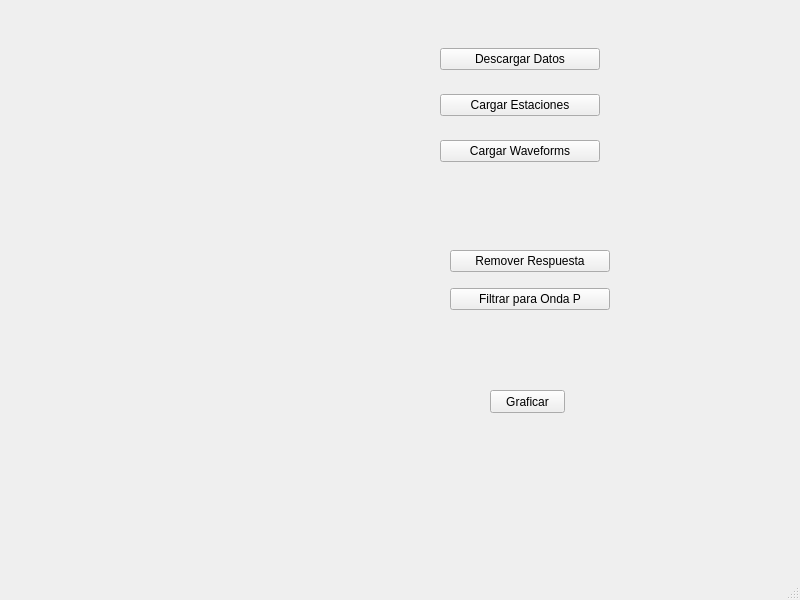
Above: qt/interfaz/main_windows.ui from DanielOrtega94/Proyecto-Python-Cientifico before the change. Below: the same form after it.
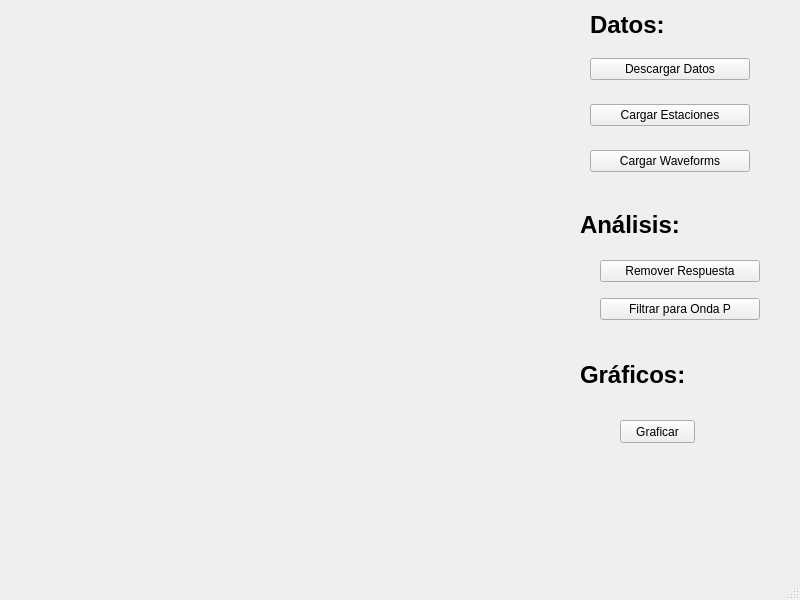
That is the form after the change.

What changed in the file:
```diff
--- a/qt/interfaz/main_windows.ui
+++ b/qt/interfaz/main_windows.ui
@@ -17,8 +17,8 @@
    <widget class="QWidget" name="verticalLayoutWidget">
     <property name="geometry">
      <rect>
-      <x>440</x>
-      <y>30</y>
+      <x>590</x>
+      <y>40</y>
       <width>160</width>
       <height>151</height>
      </rect>
@@ -50,8 +50,8 @@
    <widget class="QWidget" name="verticalLayoutWidget_2">
     <property name="geometry">
      <rect>
-      <x>450</x>
-      <y>240</y>
+      <x>600</x>
+      <y>250</y>
       <width>160</width>
       <height>80</height>
      </rect>
@@ -76,8 +76,8 @@
    <widget class="QPushButton" name="graficar_Button">
     <property name="geometry">
      <rect>
-      <x>490</x>
-      <y>390</y>
+      <x>620</x>
+      <y>420</y>
       <width>75</width>
       <height>23</height>
      </rect>
@@ -86,6 +86,45 @@
      <string>Graficar</string>
     </property>
    </widget>
+   <widget class="QLabel" name="label">
+    <property name="geometry">
+     <rect>
+      <x>590</x>
+      <y>10</y>
+      <width>121</width>
+      <height>31</height>
+     </rect>
+    </property>
+    <property name="text">
+     <string>&lt;html&gt;&lt;head/&gt;&lt;body&gt;&lt;p&gt;&lt;span style=&quot; font-size:18pt; font-weight:600;&quot;&gt;Datos:&lt;/span&gt;&lt;/p&gt;&lt;/body&gt;&lt;/html&gt;</string>
+    </property>
+   </widget>
+   <widget class="QLabel" name="label_2">
+    <property name="geometry">
+     <rect>
+      <x>580</x>
+      <y>210</y>
+      <width>121</width>
+      <height>31</height>
+     </rect>
+    </property>
+    <property name="text">
+     <string>&lt;html&gt;&lt;head/&gt;&lt;body&gt;&lt;p&gt;&lt;span style=&quot; font-size:18pt; font-weight:600;&quot;&gt;Análisis:&lt;/span&gt;&lt;/p&gt;&lt;/body&gt;&lt;/html&gt;</string>
+    </property>
+   </widget>
+   <widget class="QLabel" name="label_3">
+    <property name="geometry">
+     <rect>
+      <x>580</x>
+      <y>360</y>
+      <width>121</width>
+      <height>31</height>
+     </rect>
+    </property>
+    <property name="text">
+     <string>&lt;html&gt;&lt;head/&gt;&lt;body&gt;&lt;p&gt;&lt;span style=&quot; font-size:18pt; font-weight:600;&quot;&gt;Gráficos:&lt;/span&gt;&lt;/p&gt;&lt;/body&gt;&lt;/html&gt;</string>
+    </property>
+   </widget>
   </widget>
   <widget class="QMenuBar" name="menubar">
    <property name="geometry">
```
